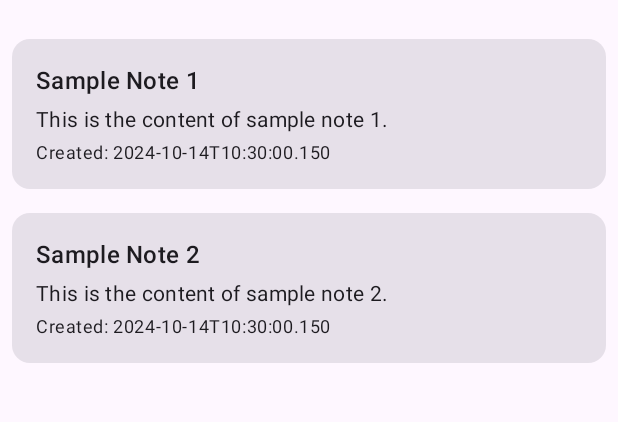
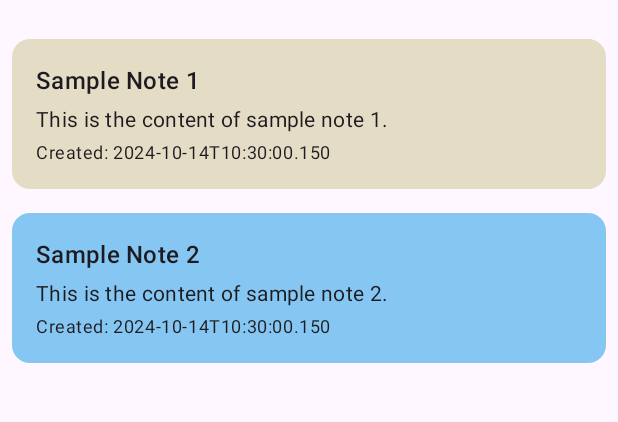
Before and after one commit to pateljayesh3737/Notes, an Android app built with Jetpack Compose: the screen it shows after launch (MainActivity), on a phone screen of 412 x 824 dp, the part 69-491 px from its top. Run offline under Robolectric (Android 15) with nearby library versions, the phone set to English and light mode, and no system bars.

Commit message:
Add background color to Note

```diff
--- a/composeApp/src/commonMain/kotlin/com/jayesh/data/Note.kt
+++ b/composeApp/src/commonMain/kotlin/com/jayesh/data/Note.kt
@@ -8,6 +8,7 @@ data class Note(
     val content: String,       // Content/body of the note
     val createdAt: LocalDateTime,  // Date and time when the note was created
     val updatedAt: LocalDateTime,  // Date and time when the note was last updated
+    val backgroundColor: Long = 0xffe5dcc5,
     val isSynced: Boolean = false  // Flag to check if the note is synced with the server
 )
 
@@ -19,13 +20,15 @@ val sampleNotes = listOf(
         title = "Sample Note 1",
         content = "This is the content of sample note 1.",
         createdAt = today,
-        updatedAt = today
+        updatedAt = today,
+        backgroundColor = 0xffe5dcc5
     ),
     Note(
         id = "2",
         title = "Sample Note 2",
         content = "This is the content of sample note 2.",
         createdAt = today,
-        updatedAt = today
+        updatedAt = today,
+        backgroundColor = 0xff85c7f2
     )
 )
--- a/composeApp/src/commonMain/kotlin/com/jayesh/ui/HomePage.kt
+++ b/composeApp/src/commonMain/kotlin/com/jayesh/ui/HomePage.kt
@@ -6,6 +6,7 @@ import androidx.compose.foundation.lazy.items
 import androidx.compose.material3.*
 import androidx.compose.runtime.Composable
 import androidx.compose.ui.Modifier
+import androidx.compose.ui.graphics.Color
 import androidx.compose.ui.unit.dp
 import com.jayesh.data.Note
 
@@ -40,7 +41,8 @@ fun NoteItem(note: Note) {
         modifier = Modifier
             .fillMaxWidth()
             .padding(8.dp),
-        elevation = CardDefaults.elevatedCardElevation()
+        elevation = CardDefaults.elevatedCardElevation(),
+        colors = CardDefaults.cardColors(containerColor = Color(note.backgroundColor))
     ) {
         Column(
             modifier = Modifier.padding(16.dp)
```
